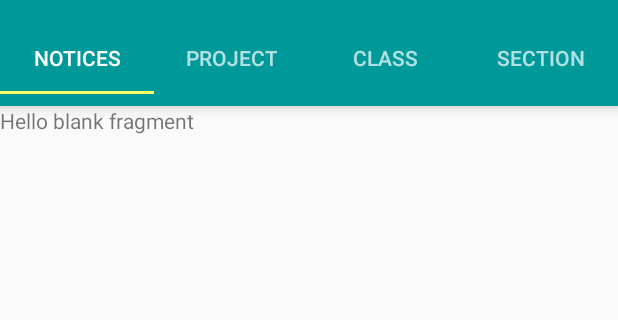
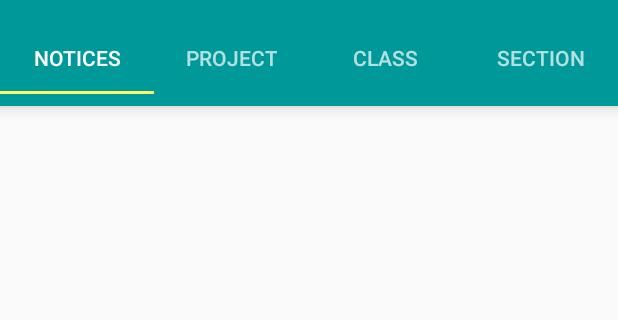
Before and after one commit to nitin-53/Campus-E-Board, an Android app: the PublicNotices screen opened directly, with no data from a screen before it, on a phone screen of 412 x 824 dp, the part 62-382 px from its top. Run offline under Robolectric (Android 15) with nearby library versions, the phone set to English and light mode, and no system bars.

```diff
--- a/app/build.gradle
+++ b/app/build.gradle
@@ -26,4 +26,6 @@ dependencies {
     compile 'com.android.support:appcompat-v7:23.3.0'
     compile 'com.mcxiaoke.volley:library-aar:1.0.0'
     compile 'com.android.support:design:23.3.0'
+    compile 'com.android.support:recyclerview-v7:23.0.+'
+
 }
--- a/app/src/main/java/xyz/leapmind/ceb/campus_e_board/Main/Fragments/PublicNotices.java
+++ b/app/src/main/java/xyz/leapmind/ceb/campus_e_board/Main/Fragments/PublicNotices.java
@@ -14,6 +14,7 @@ public class PublicNotices extends Fragment {
     @Override
     public View onCreateView(LayoutInflater inflater, ViewGroup container,
                              Bundle savedInstanceState) {
+
         return inflater.inflate(R.layout.fragment_public_notices, container, false);
     }
 
--- a/app/src/main/java/xyz/leapmind/ceb/campus_e_board/Main/Student.java
+++ b/app/src/main/java/xyz/leapmind/ceb/campus_e_board/Main/Student.java
@@ -17,15 +17,19 @@ import android.view.MenuItem;
 import xyz.leapmind.ceb.campus_e_board.AppAssist.SessionManager;
 import xyz.leapmind.ceb.campus_e_board.R;
 
+//import android.graphics.Movie;
+
 public class Student extends AppCompatActivity {
     Adapter adapter;
     ViewPager pagerStudent;
     String msg = "Android : ";
     private SessionManager session;
 
+
     public void onCreate(Bundle savedInstanceState) {
         super.onCreate(savedInstanceState);
         setContentView(R.layout.student);
+
 
         // Session manager
         session = new SessionManager(getApplicationContext());
@@ -65,6 +69,7 @@ public class Student extends AppCompatActivity {
         });
     }
 
+
     /**
      * Called just before the activity is destroyed.
      */
--- a/app/src/main/res/layout/fragment_public_notices.xml
+++ b/app/src/main/res/layout/fragment_public_notices.xml
@@ -5,9 +5,11 @@
     tools:context="xyz.leapmind.ceb.campus_e_board.Main.Fragments.PublicNotices">
 
     <!-- TODO: Update blank fragment layout -->
-    <TextView
+
+    <android.support.v7.widget.RecyclerView
+        android:id="@+id/recycler_view"
         android:layout_width="match_parent"
         android:layout_height="match_parent"
-        android:text="@string/hello_blank_fragment" />
+        android:scrollbars="vertical" />
 
 </FrameLayout>
--- a/app/src/main/res/values/colors.xml
+++ b/app/src/main/res/values/colors.xml
@@ -11,4 +11,6 @@
     <color name="btn_unpressed">#009999</color>
     <color name="flat_btn_pressed">#ffff66</color>
     <color name="flat_btn_text">#e3f2fd</color>
+    <color name="year">#999999</color>
+    <color name="title">#222222</color>
 </resources>
```
